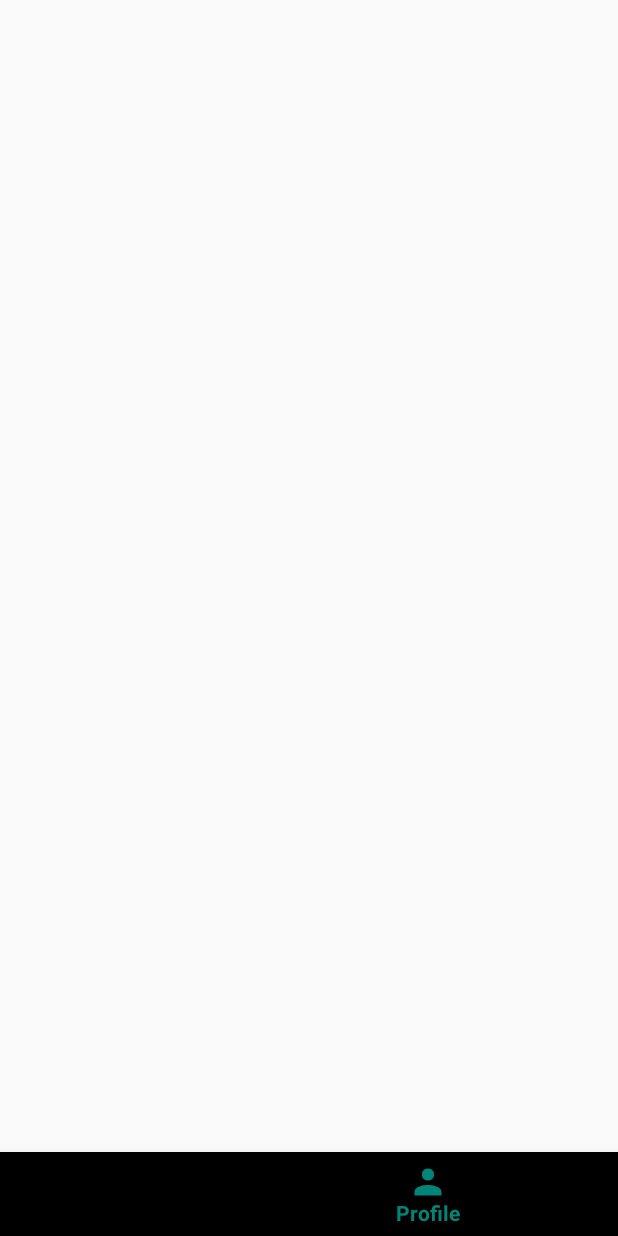
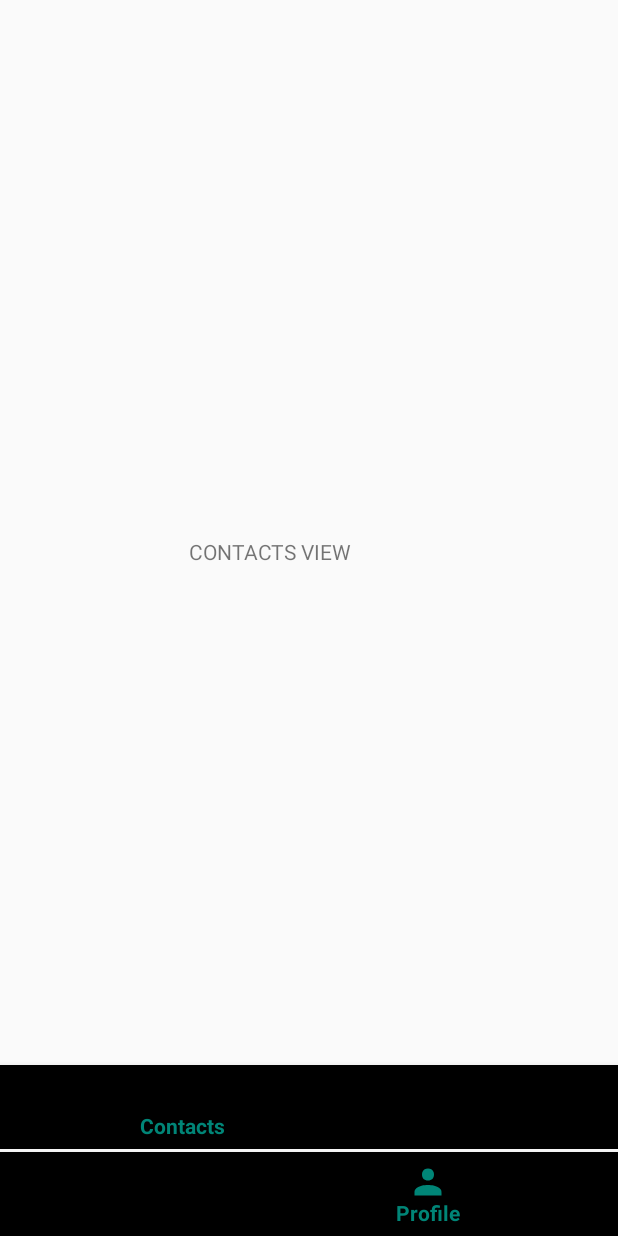
Before and after one commit to spikemycoffee/MarketBook, an Android app: the screen it shows after launch (MainActivity), item 4 of the bottom bar chosen, on a phone screen of 412 x 824 dp. Run offline under Robolectric (Android 15) with nearby library versions, the phone set to English and light mode, and no system bars; libraries missing offline, so code that uses them is left out: com.parse; 4 statements that could not run were skipped.

Commit message:
added fragment for profile

```diff
--- /dev/null
+++ b/app/src/main/java/com/example/marketbook/Fragments/ContactsFragment.java
@@ -0,0 +1,28 @@
+package com.example.marketbook.Fragments;
+
+import android.os.Bundle;
+import android.support.annotation.NonNull;
+import android.support.annotation.Nullable;
+import android.support.v4.app.Fragment;
+import android.support.v4.app.FragmentManager;
+import android.support.v7.app.AppCompatActivity;
+import android.view.LayoutInflater;
+import android.view.View;
+import android.view.ViewGroup;
+import com.example.marketbook.R;
+
+
+public class ContactsFragment extends Fragment {
+
+    @Nullable
+    @Override
+    public View onCreateView(@NonNull LayoutInflater inflater, @Nullable ViewGroup container, @Nullable Bundle savedInstanceState) {
+        return inflater.inflate(R.layout.activity_contacts, container,false);
+    }
+
+
+    @Override
+    public void onViewCreated(@NonNull View view, @Nullable Bundle savedInstanceState) {
+
+    }
+}
--- a/app/src/main/java/com/example/marketbook/Fragments/MapsFrag.java
+++ b/app/src/main/java/com/example/marketbook/Fragments/MapsFrag.java
@@ -22,12 +22,6 @@ import com.google.android.gms.maps.model.MarkerOptions;
 public class MapsFrag extends Fragment implements OnMapReadyCallback {
 
     private GoogleMap mMap;
-
-    @Override
-    public void onCreate(Bundle bundle) {
-        super.onCreate(bundle);
-
-    }
 
     @Nullable
     @Override
--- a/app/src/main/java/com/example/marketbook/Fragments/ProfileFragment.java
+++ b/app/src/main/java/com/example/marketbook/Fragments/ProfileFragment.java
@@ -1,7 +1,64 @@
 package com.example.marketbook.Fragments;
 
+import android.support.annotation.NonNull;
+import android.support.annotation.Nullable;
+import android.support.design.widget.BottomNavigationView;
 import android.support.v4.app.Fragment;
+import android.support.v4.app.FragmentManager;
+import android.support.v7.app.AppCompatActivity;
+import android.os.Bundle;
+import android.view.LayoutInflater;
+import android.view.MenuItem;
+import android.view.View;
+import android.view.ViewGroup;
+
+import com.example.marketbook.Fragments.ContactsFragment;
+import com.example.marketbook.Fragments.GroupsFragment;
+import com.example.marketbook.Fragments.ListingsFragment;
+import com.example.marketbook.Fragments.MapsFrag;
+import com.example.marketbook.Fragments.TimeLineFragment;
+import com.example.marketbook.R;
+import com.google.android.gms.dynamic.SupportFragmentWrapper;
 
 public class ProfileFragment extends Fragment {
-    //TODO: This is going to need a inner fragment for the listings and contacts
+
+    @Nullable
+    @Override
+    public View onCreateView(@NonNull LayoutInflater inflater, @Nullable ViewGroup container, @Nullable Bundle savedInstanceState) {
+        View myFrag = inflater.inflate(R.layout.activity_profile, container, false);
+
+        BottomNavigationView bottomNavigationView = myFrag.findViewById(R.id.bottom_profile_navigation);
+        final FragmentManager fragmentManager = getFragmentManager();
+
+        Fragment fragment = new ContactsFragment();
+        fragmentManager.beginTransaction().replace(R.id.pFContainer, fragment).commit();
+
+        //choosing on the fragment view depending on the icon id pressed
+        bottomNavigationView.setOnNavigationItemSelectedListener(new BottomNavigationView.OnNavigationItemSelectedListener() {
+            @Override
+            public boolean onNavigationItemSelected(@NonNull MenuItem menuItem) {
+                Fragment fragment = new ListingsFragment();
+                switch (menuItem.getItemId()) {
+                    case R.id.action_contacts:
+                        fragment = new ContactsFragment();
+                        break;
+                    case R.id.action_listings:
+                        fragment = new ListingsFragment();
+                        break;
+                    default:
+                        break;
+                }
+                //telling the manager what to replace the container with and commit immiediatly
+                fragmentManager.beginTransaction().replace(R.id.pFContainer, fragment).commit();
+                return true;
+            }
+        });
+
+         return myFrag;
+    }
+
+    @Override
+    public void onViewCreated(@NonNull View view, @Nullable Bundle savedInstanceState) {
+
+    }
 }
--- a/app/src/main/java/com/example/marketbook/TimelineAdapter.java
+++ b/app/src/main/java/com/example/marketbook/TimelineAdapter.java
@@ -11,7 +11,6 @@ import android.widget.ImageView;
 import android.widget.TextView;
 
 import com.bumptech.glide.Glide;
-import com.parse.ParseException;
 import com.parse.ParseFile;
 
 import java.util.List;
@@ -22,8 +21,6 @@ public class TimelineAdapter extends RecyclerView.Adapter<TimelineAdapter.ViewHo
     private List<Post> posts;
     private Boolean heart = false;
     private Boolean save = false;
-    private Boolean clicked = false;
-
 
     public TimelineAdapter(Context context, List<Post>posts){
         this.context = context;
--- /dev/null
+++ b/app/src/main/res/layout/activity_contacts.xml
@@ -0,0 +1,23 @@
+<?xml version="1.0" encoding="utf-8"?>
+<android.support.constraint.ConstraintLayout xmlns:android="http://schemas.android.com/apk/res/android"
+    android:layout_width="match_parent"
+    android:layout_height="match_parent"
+    xmlns:app="http://schemas.android.com/apk/res-auto">
+
+    <TextView
+        android:id="@+id/textView"
+        android:layout_width="160dp"
+        android:layout_height="85dp"
+        android:layout_marginStart="8dp"
+        android:layout_marginLeft="8dp"
+        android:layout_marginTop="8dp"
+        android:layout_marginEnd="8dp"
+        android:layout_marginRight="8dp"
+        android:layout_marginBottom="8dp"
+        android:text="CONTACTS VIEW"
+        app:layout_constraintBottom_toBottomOf="parent"
+        app:layout_constraintEnd_toEndOf="parent"
+        app:layout_constraintStart_toStartOf="parent"
+        app:layout_constraintTop_toTopOf="parent" />
+
+</android.support.constraint.ConstraintLayout>
--- a/app/src/main/res/layout/activity_main.xml
+++ b/app/src/main/res/layout/activity_main.xml
@@ -23,6 +23,7 @@
         android:layout_height="wrap_content"
         android:layout_alignParentStart="true"
         android:layout_alignParentBottom="true"
-        app:menu="@menu/menu_bottom_navigation" />
+        app:menu="@menu/menu_bottom_navigation"
+        android:layout_alignParentLeft="true" />
 
 </RelativeLayout>
--- /dev/null
+++ b/app/src/main/res/layout/activity_profile.xml
@@ -0,0 +1,36 @@
+<?xml version="1.0" encoding="utf-8"?>
+<RelativeLayout xmlns:android="http://schemas.android.com/apk/res/android"
+    xmlns:app="http://schemas.android.com/apk/res-auto"
+    xmlns:tools="http://schemas.android.com/tools"
+    android:layout_width="match_parent"
+    android:layout_height="match_parent"
+    android:orientation="vertical"
+    tools:context=".MainActivity">
+
+    <FrameLayout
+        android:id="@+id/pFContainer"
+        android:layout_width="match_parent"
+        android:layout_height="673dp"
+        android:layout_alignBottom="@+id/bottom_profile_navigation"
+        android:layout_marginLeft="0dp"
+        android:layout_marginTop="0dp"
+        android:layout_marginRight="0dp"
+        android:layout_marginBottom="58dp" />
+
+    <android.support.design.widget.BottomNavigationView
+        android:id="@+id/bottom_profile_navigation"
+        android:layout_width="match_parent"
+        android:layout_height="wrap_content"
+        android:layout_alignParentStart="true"
+        android:layout_alignParentLeft="true"
+        android:layout_alignParentEnd="true"
+        android:layout_alignParentRight="true"
+        android:layout_alignParentBottom="true"
+        android:layout_marginStart="0dp"
+        android:layout_marginLeft="0dp"
+        android:layout_marginEnd="0dp"
+        android:layout_marginRight="0dp"
+        android:layout_marginBottom="0dp"
+        app:menu="@menu/menu_bottom_profile_navigation" />
+
+</RelativeLayout>
--- /dev/null
+++ b/app/src/main/res/menu/menu_bottom_profile_navigation.xml
@@ -0,0 +1,14 @@
+<?xml version="1.0" encoding="utf-8"?>
+<menu xmlns:app="http://schemas.android.com/apk/res-auto"
+    xmlns:android="http://schemas.android.com/apk/res/android">
+
+    <item
+        android:id="@+id/action_contacts"
+        android:title="@string/contacts"
+        app:showAsAction="always" />
+    <item
+        android:id="@+id/action_listings"
+        android:title="@string/listing"
+        app:showAsAction="always" />
+
+</menu>
--- a/app/src/main/res/values/strings.xml
+++ b/app/src/main/res/values/strings.xml
@@ -2,4 +2,6 @@
     <string name="app_name">Marketbook</string>
     <string name="title_activity_maps_frag">Map</string>
     <string name="title_activity_map">MapActivity</string>
+    <string name="contacts">Contacts</string>
+    <string name="listing">Listing</string>
 </resources>
```
Also changed, not shown: app/src/main/AndroidManifest.xml (+5 -8 lines), app/src/main/java/com/example/marketbook/Fragments/GroupsFragment.java (+21 -0 lines), app/src/main/java/com/example/marketbook/Fragments/ListingsFragment.java (added, +25 -0 lines), app/src/main/res/drawable/ic_add_circle.xml (added, +9 -0 lines), app/src/main/res/layout/activity_listings.xml (added, +24 -0 lines).
